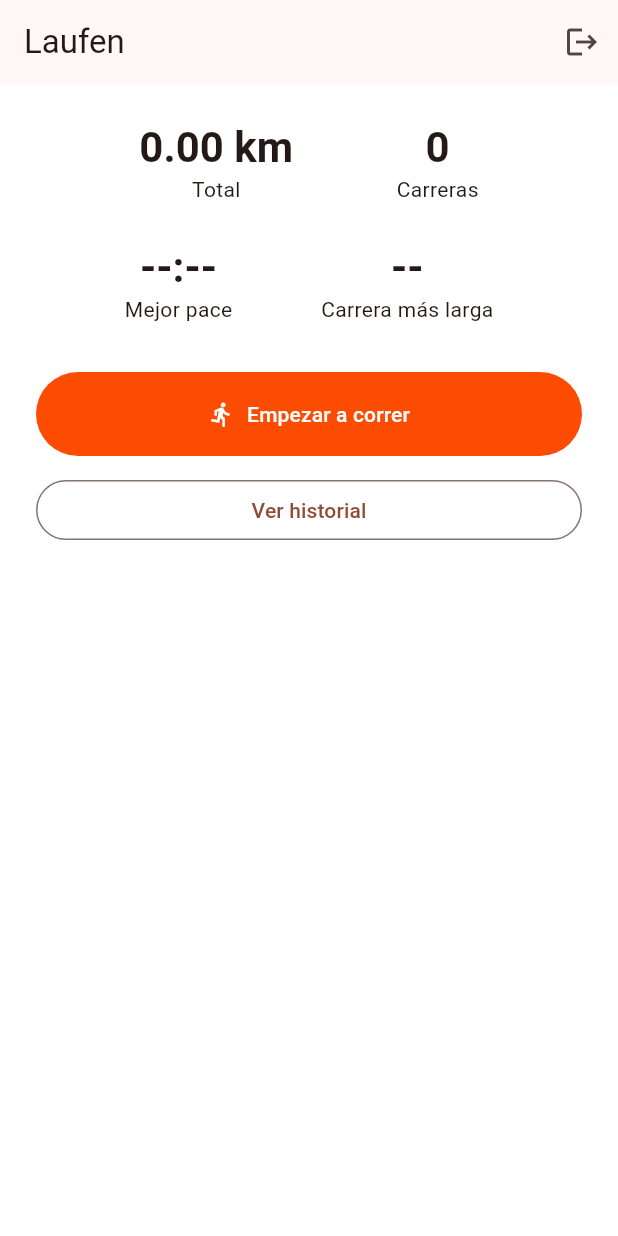
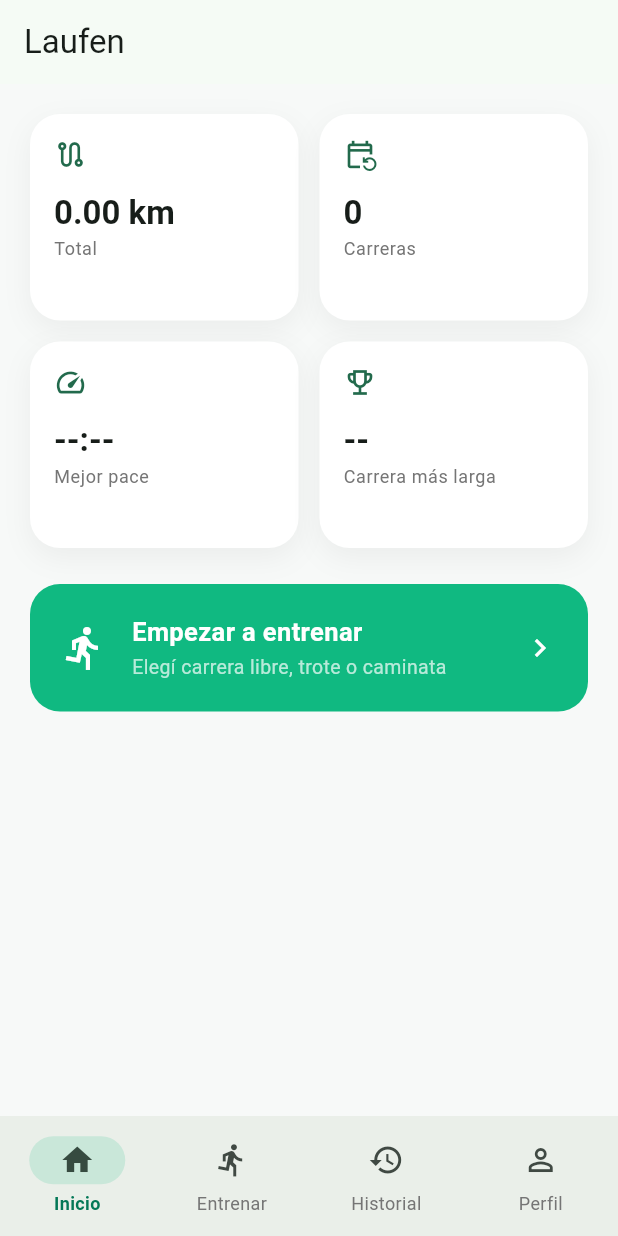
Before and after one commit to FranSpatocco/laufen, a Flutter app: the screen it shows once a user with an empty profile is signed in, on a phone screen of 412 x 824 dp. Run offline on Flutter 3.47's test engine with Material 3 defaults, Android fonts, the phone set to English and light mode, and no system bars; our stand-ins replace cloud_firestore, firebase_auth, firebase_core, flutter_map, geolocator, google_sign_in and 1 more; accounts and stored records are empty.

Commit message:
Rediseñar la interfaz principal: nav inferior, tipos de entrenamiento y paleta verde
A pedido explícito del usuario (implica revisar varias decisiones que
estaban documentadas en CLAUDE.md: paleta naranja Strava y scope
minimalista de portfolio piece).

- Navegación inferior de 4 secciones (MainShell): Inicio, Entrenar,
  Historial, Perfil, reemplazando el HomeScreen de una sola pantalla.
- Tipos de entrenamiento (TrainingType: carrera libre / trote /
  caminata) — mismo RunModel y flujo de tracking, solo cambia la
  etiqueta/ícono guardado. Compatible con carreras viejas sin el
  campo `type` (default a carrera libre).
- Paleta verde esmeralda (#10B981) en vez de naranja Strava.
- Dashboard con tarjetas de stats animadas (count-up con
  TweenAnimationBuilder, nativo de Flutter) y actividad reciente.
- Transición de página propia (fade + slide) para los flujos
  principales, en vez de la transición plana por default.
- Tab de Perfil nuevo (antes el logout vivía en el AppBar del Home).

Todo con animaciones nativas de Flutter, sin sumar paquetes nuevos.

```diff
--- a/lib/models/run_model.dart
+++ b/lib/models/run_model.dart
@@ -1,5 +1,6 @@
 import 'package:cloud_firestore/cloud_firestore.dart';
 import 'package:latlong2/latlong.dart';
+import 'training_type.dart';
 
 /// A completed run, stored under users/{uid}/runs/{runId} (see CLAUDE.md).
 class RunModel {
@@ -9,6 +10,7 @@
   final int durationSeconds;
   final double avgPaceMinPerKm;
   final List<LatLng> route;
+  final TrainingType type;
 
   const RunModel({
     this.id,
@@ -17,6 +19,7 @@
     required this.durationSeconds,
     required this.avgPaceMinPerKm,
     required this.route,
+    this.type = TrainingType.freeRun,
   });
 
   Map<String, dynamic> toMap() => {
@@ -25,6 +28,7 @@
         'duration_seconds': durationSeconds,
         'avg_pace': avgPaceMinPerKm,
         'route': route.map((p) => {'lat': p.latitude, 'lng': p.longitude}).toList(),
+        'type': type.storageKey,
       };
 
   factory RunModel.fromMap(String id, Map<String, dynamic> map) {
@@ -38,6 +42,9 @@
       route: rawRoute
           .map((p) => LatLng((p['lat'] as num).toDouble(), (p['lng'] as num).toDouble()))
           .toList(),
+      // Older runs saved before training types existed don't have this
+      // field — fromStorageKey(null) falls back to freeRun.
+      type: TrainingType.fromStorageKey(map['type'] as String?),
     );
   }
 }
--- /dev/null
+++ b/lib/models/training_type.dart
@@ -0,0 +1,22 @@
+import 'package:flutter/material.dart';
+
+/// Training variants for a run — all use the same RunModel/live-tracking
+/// flow, only the label, icon and stored `type` differ (see CLAUDE.md).
+enum TrainingType {
+  freeRun('carrera_libre', 'Carrera libre', Icons.directions_run),
+  jog('trote', 'Trote', Icons.directions_walk),
+  walk('caminata', 'Caminata', Icons.hiking);
+
+  const TrainingType(this.storageKey, this.label, this.icon);
+
+  final String storageKey;
+  final String label;
+  final IconData icon;
+
+  static TrainingType fromStorageKey(String? key) {
+    return TrainingType.values.firstWhere(
+      (t) => t.storageKey == key,
+      orElse: () => TrainingType.freeRun,
+    );
+  }
+}
--- a/lib/screens/auth_gate.dart
+++ b/lib/screens/auth_gate.dart
@@ -1,10 +1,10 @@
 import 'package:firebase_auth/firebase_auth.dart';
 import 'package:flutter/material.dart';
 import '../services/auth_service.dart';
-import 'home_screen.dart';
 import 'landing_screen.dart';
+import 'main_shell.dart';
 
-/// Routes between the public landing page and the logged-in home screen
+/// Routes between the public landing page and the logged-in app shell
 /// based on FirebaseAuth's auth state stream (see CLAUDE.md > Auth).
 class AuthGate extends StatelessWidget {
   const AuthGate({super.key});
@@ -17,7 +17,7 @@
         if (snapshot.connectionState == ConnectionState.waiting) {
           return const Scaffold(body: Center(child: CircularProgressIndicator()));
         }
-        return snapshot.hasData ? const HomeScreen() : LandingScreen();
+        return snapshot.hasData ? const MainShell() : LandingScreen();
       },
     );
   }
--- /dev/null
+++ b/lib/screens/dashboard_tab.dart
@@ -0,0 +1,170 @@
+import 'package:flutter/material.dart';
+import '../models/run_model.dart';
+import '../services/auth_service.dart';
+import '../services/firestore_service.dart';
+import '../utils/formatters.dart';
+import '../utils/page_transitions.dart';
+import '../utils/theme.dart';
+import '../widgets/animated_stat_tile.dart';
+import 'run_detail_screen.dart';
+
+/// "Inicio" tab: dashboard stats (client-side aggregation over
+/// users/{uid}/runs, see CLAUDE.md > Funcionalidad core) plus a shortcut
+/// into training and a peek at recent activity.
+class DashboardTab extends StatelessWidget {
+  final VoidCallback onStartTraining;
+  final VoidCallback onViewHistory;
+
+  const DashboardTab({super.key, required this.onStartTraining, required this.onViewHistory});
+
+  @override
+  Widget build(BuildContext context) {
+    final uid = AuthService().currentUser!.uid;
+
+    return StreamBuilder<List<RunModel>>(
+      stream: FirestoreService().watchRuns(uid),
+      builder: (context, snapshot) {
+        final runs = snapshot.data ?? const <RunModel>[];
+        final totalKm = runs.fold<double>(0, (sum, r) => sum + r.distanceKm);
+        final bestPace = runs.isEmpty
+            ? 0.0
+            : runs.map((r) => r.avgPaceMinPerKm).reduce((a, b) => a < b ? a : b);
+        final longestKm =
+            runs.isEmpty ? 0.0 : runs.map((r) => r.distanceKm).reduce((a, b) => a > b ? a : b);
+        final recentRuns = runs.take(3).toList();
+
+        return SingleChildScrollView(
+          padding: const EdgeInsets.fromLTRB(20, 20, 20, 32),
+          child: Column(
+            crossAxisAlignment: CrossAxisAlignment.stretch,
+            children: [
+              GridView.count(
+                crossAxisCount: 2,
+                shrinkWrap: true,
+                physics: const NeverScrollableScrollPhysics(),
+                mainAxisSpacing: 14,
+                crossAxisSpacing: 14,
+                childAspectRatio: 1.3,
+                children: [
+                  AnimatedStatTile(
+                    value: totalKm,
+                    formatter: RunFormatters.distanceKm,
+                    label: 'Total',
+                    icon: Icons.route_outlined,
+                  ),
+                  AnimatedStatTile(
+                    value: runs.length.toDouble(),
+                    formatter: (v) => v.round().toString(),
+                    label: 'Carreras',
+                    icon: Icons.event_repeat_outlined,
+                  ),
+                  AnimatedStatTile(
+                    value: bestPace,
+                    formatter: (v) => runs.isEmpty ? '--:--' : RunFormatters.pace(v),
+                    label: 'Mejor pace',
+                    icon: Icons.speed_outlined,
+                  ),
+                  AnimatedStatTile(
+                    value: longestKm,
+                    formatter: (v) => runs.isEmpty ? '--' : RunFormatters.distanceKm(v),
+                    label: 'Carrera más larga',
+                    icon: Icons.emoji_events_outlined,
+                  ),
+                ],
+              ),
+              const SizedBox(height: 24),
+              _StartTrainingCard(onTap: onStartTraining),
+              if (recentRuns.isNotEmpty) ...[
+                const SizedBox(height: 28),
+                Row(
+                  children: [
+                    Text('Actividad reciente', style: Theme.of(context).textTheme.titleMedium),
+                    const Spacer(),
+                    TextButton(onPressed: onViewHistory, child: const Text('Ver todo')),
+                  ],
+                ),
+                const SizedBox(height: 4),
+                for (final run in recentRuns) _RecentRunTile(run: run),
+              ],
+            ],
+          ),
+        );
+      },
+    );
+  }
+}
+
+class _StartTrainingCard extends StatelessWidget {
+  final VoidCallback onTap;
+
+  const _StartTrainingCard({required this.onTap});
+
+  @override
+  Widget build(BuildContext context) {
+    return Material(
+      color: AppTheme.accent,
+      borderRadius: BorderRadius.circular(20),
+      child: InkWell(
+        borderRadius: BorderRadius.circular(20),
+        onTap: onTap,
+        child: const Padding(
+          padding: EdgeInsets.all(20),
+          child: Row(
+            children: [
+              Icon(Icons.directions_run, color: Colors.white, size: 32),
+              SizedBox(width: 16),
+              Expanded(
+                child: Column(
+                  crossAxisAlignment: CrossAxisAlignment.start,
+                  children: [
+                    Text(
+                      'Empezar a entrenar',
+                      style: TextStyle(color: Colors.white, fontWeight: FontWeight.bold, fontSize: 17),
+                    ),
+                    SizedBox(height: 2),
+                    Text(
+                      'Elegí carrera libre, trote o caminata',
+                      style: TextStyle(color: Colors.white70, fontSize: 13),
+                    ),
+                  ],
+                ),
+              ),
+              Icon(Icons.chevron_right, color: Colors.white),
+            ],
+          ),
+        ),
+      ),
+    );
+  }
+}
+
+class _RecentRunTile extends StatelessWidget {
+  final RunModel run;
+
+  const _RecentRunTile({required this.run});
+
+  @override
+  Widget build(BuildContext context) {
+    return Card(
+      margin: const EdgeInsets.only(top: 10),
+      elevation: 0,
+      color: Colors.white,
+      shape: RoundedRectangleBorder(borderRadius: BorderRadius.circular(16)),
+      child: ListTile(
+        shape: RoundedRectangleBorder(borderRadius: BorderRadius.circular(16)),
+        leading: CircleAvatar(
+          backgroundColor: AppTheme.accent.withValues(alpha: 0.12),
+          child: Icon(run.type.icon, color: AppTheme.accentDark),
+        ),
+        title: Text(RunFormatters.distanceKm(run.distanceKm)),
+        subtitle: Text(
+          '${run.type.label} · ${RunFormatters.duration(run.durationSeconds)} · ${RunFormatters.pace(run.avgPaceMinPerKm)}',
+        ),
+        trailing: const Icon(Icons.chevron_right),
+        onTap: () => Navigator.of(context).push(
+          FadeSlideRoute(builder: (_) => RunDetailScreen(run: run)),
+        ),
+      ),
+    );
+  }
+}
--- a/lib/screens/home_screen.dart
+++ /dev/null
@@ -1,99 +0,0 @@
-import 'package:flutter/material.dart';
-import '../models/run_model.dart';
-import '../services/auth_service.dart';
-import '../services/firestore_service.dart';
-import '../utils/formatters.dart';
-import '../utils/theme.dart';
-import '../widgets/stat_display.dart';
-import 'history_screen.dart';
-import 'live_run_screen.dart';
-
-/// Logged-in home: dashboard stats (client-side aggregation over
-/// users/{uid}/runs, see CLAUDE.md > Funcionalidad core) plus the entry
-/// point to start a new run and to the full history.
-class HomeScreen extends StatelessWidget {
-  const HomeScreen({super.key});
-
-  @override
-  Widget build(BuildContext context) {
-    final authService = AuthService();
-    final uid = authService.currentUser!.uid;
-
-    return Scaffold(
-      appBar: AppBar(
-        title: const Text('Laufen'),
-        actions: [
-          IconButton(
-            icon: const Icon(Icons.logout),
-            tooltip: 'Cerrar sesión',
-            onPressed: authService.signOut,
-          ),
-        ],
-      ),
-      body: SafeArea(
-        child: StreamBuilder<List<RunModel>>(
-          stream: FirestoreService().watchRuns(uid),
-          builder: (context, snapshot) {
-            final runs = snapshot.data ?? const <RunModel>[];
-            final totalKm = runs.fold<double>(0, (sum, r) => sum + r.distanceKm);
-            final bestPace = runs.isEmpty
-                ? 0.0
-                : runs.map((r) => r.avgPaceMinPerKm).reduce((a, b) => a < b ? a : b);
-            final longestKm = runs.isEmpty
-                ? 0.0
-                : runs.map((r) => r.distanceKm).reduce((a, b) => a > b ? a : b);
-
-            return SingleChildScrollView(
-              padding: const EdgeInsets.all(24),
-              child: Column(
-                crossAxisAlignment: CrossAxisAlignment.stretch,
-                children: [
-                  Row(
-                    mainAxisAlignment: MainAxisAlignment.spaceEvenly,
-                    children: [
-                      StatDisplay(value: RunFormatters.distanceKm(totalKm), label: 'Total'),
-                      StatDisplay(value: '${runs.length}', label: 'Carreras'),
-                    ],
-                  ),
-                  const SizedBox(height: 24),
-                  Row(
-                    mainAxisAlignment: MainAxisAlignment.spaceEvenly,
-                    children: [
-                      StatDisplay(
-                        value: runs.isEmpty ? '--:--' : RunFormatters.pace(bestPace),
-                        label: 'Mejor pace',
-                      ),
-                      StatDisplay(
-                        value: runs.isEmpty ? '--' : RunFormatters.distanceKm(longestKm),
-                        label: 'Carrera más larga',
-                      ),
-                    ],
-                  ),
-                  const SizedBox(height: 32),
-                  FilledButton.icon(
-                    style: FilledButton.styleFrom(
-                      backgroundColor: AppTheme.accentOrange,
-                      padding: const EdgeInsets.symmetric(vertical: 18),
-                    ),
-                    icon: const Icon(Icons.directions_run),
-                    label: const Text('Empezar a correr'),
-                    onPressed: () => Navigator.of(context).push(
-                      MaterialPageRoute(builder: (_) => const LiveRunScreen()),
-                    ),
-                  ),
-                  const SizedBox(height: 12),
-                  OutlinedButton(
-                    onPressed: () => Navigator.of(context).push(
-                      MaterialPageRoute(builder: (_) => const HistoryScreen()),
-                    ),
-                    child: const Text('Ver historial'),
-                  ),
-                ],
-              ),
-            );
-          },
-        ),
-      ),
-    );
-  }
-}
--- /dev/null
+++ b/lib/screens/main_shell.dart
@@ -0,0 +1,71 @@
+import 'package:flutter/material.dart';
+import 'dashboard_tab.dart';
+import 'history_screen.dart';
+import 'profile_screen.dart';
+import 'train_screen.dart';
+
+/// Logged-in app shell: bottom navigation across the 4 main sections
+/// (see CLAUDE.md > Diseño). Each tab is a plain content widget — this is
+/// the only Scaffold/AppBar for the whole logged-in area.
+class MainShell extends StatefulWidget {
+  const MainShell({super.key});
+
+  @override
+  State<MainShell> createState() => _MainShellState();
+}
+
+class _MainShellState extends State<MainShell> {
+  int _index = 0;
+
+  static const _titles = ['Laufen', 'Entrenar', 'Historial', 'Perfil'];
+
+  void _goToTab(int index) => setState(() => _index = index);
+
+  @override
+  Widget build(BuildContext context) {
+    final tabs = [
+      DashboardTab(onStartTraining: () => _goToTab(1), onViewHistory: () => _goToTab(2)),
+      const TrainScreen(),
+      const HistoryScreen(),
+      const ProfileScreen(),
+    ];
+
+    return Scaffold(
+      appBar: AppBar(title: Text(_titles[_index])),
+      body: SafeArea(
+        child: AnimatedSwitcher(
+          duration: const Duration(milliseconds: 220),
+          switchInCurve: Curves.easeOut,
+          switchOutCurve: Curves.easeIn,
+          child: KeyedSubtree(key: ValueKey(_index), child: tabs[_index]),
+        ),
+      ),
+      bottomNavigationBar: NavigationBar(
+        selectedIndex: _index,
+        onDestinationSelected: _goToTab,
+        destinations: const [
+          NavigationDestination(
+            icon: Icon(Icons.home_outlined),
+            selectedIcon: Icon(Icons.home),
+            label: 'Inicio',
+          ),
+          NavigationDestination(
+            icon: Icon(Icons.directions_run_outlined),
+            selectedIcon: Icon(Icons.directions_run),
+            label: 'Entrenar',
+          ),
+          NavigationDestination(
+            icon: Icon(Icons.history_outlined),
+            selectedIcon: Icon(Icons.history),
+            label: 'Historial',
+          ),
+          NavigationDestination(
+            icon: Icon(Icons.person_outline),
+            selectedIcon: Icon(Icons.person),
+            label: 'Perfil',
+          ),
+        ],
+      ),
+    );
+  }
+}
--- a/lib/utils/theme.dart
+++ b/lib/utils/theme.dart
@@ -1,16 +1,28 @@
 import 'package:flutter/material.dart';
 
-/// Strava-style orange accent as the Material 3 seed color.
-/// Light theme only for now — dark mode is not part of the v1 scope (see CLAUDE.md).
+/// Emerald-green accent as the Material 3 seed color (moved away from the
+/// original Strava-orange per product direction — see CLAUDE.md > Diseño).
+/// Light theme only for now — dark mode is not part of the v1 scope.
 class AppTheme {
-  static const Color accentOrange = Color(0xFFFC4C02);
+  static const Color accent = Color(0xFF10B981);
+  static const Color accentDark = Color(0xFF047857);
 
   static ThemeData light = ThemeData(
     useMaterial3: true,
     colorScheme: ColorScheme.fromSeed(
-      seedColor: accentOrange,
+      seedColor: accent,
       brightness: Brightness.light,
     ),
-    scaffoldBackgroundColor: Colors.white,
+    scaffoldBackgroundColor: const Color(0xFFF7F9F8),
+    navigationBarTheme: NavigationBarThemeData(
+      indicatorColor: accent.withValues(alpha: 0.15),
+      labelTextStyle: WidgetStateProperty.resolveWith(
+        (states) => TextStyle(
+          fontSize: 12,
+          fontWeight: states.contains(WidgetState.selected) ? FontWeight.bold : FontWeight.normal,
+          color: states.contains(WidgetState.selected) ? accentDark : Colors.grey.shade600,
+        ),
+      ),
+    ),
   );
 }
--- /dev/null
+++ b/lib/widgets/animated_stat_tile.dart
@@ -0,0 +1,60 @@
+import 'package:flutter/material.dart';
+
+/// A dashboard stat card whose number counts up from 0 on first build,
+/// using Flutter's built-in TweenAnimationBuilder — no animation package
+/// needed (see CLAUDE.md > dependencias).
+class AnimatedStatTile extends StatelessWidget {
+  final double value;
+  final String Function(double value) formatter;
+  final String label;
+  final IconData icon;
+
+  const AnimatedStatTile({
+    super.key,
+    required this.value,
+    required this.formatter,
+    required this.label,
+    required this.icon,
+  });
+
+  @override
+  Widget build(BuildContext context) {
+    final accent = Theme.of(context).colorScheme.primary;
+
+    return Container(
+      padding: const EdgeInsets.all(16),
+      decoration: BoxDecoration(
+        color: Colors.white,
+        borderRadius: BorderRadius.circular(20),
+        boxShadow: [
+          BoxShadow(
+            color: Colors.black.withValues(alpha: 0.05),
+            blurRadius: 16,
+            offset: const Offset(0, 6),
+          ),
+        ],
+      ),
+      child: Column(
+        crossAxisAlignment: CrossAxisAlignment.start,
+        children: [
+          Icon(icon, color: accent, size: 22),
+          const SizedBox(height: 14),
+          TweenAnimationBuilder<double>(
+            tween: Tween(begin: 0, end: value),
+            duration: const Duration(milliseconds: 900),
+            curve: Curves.easeOutCubic,
+            builder: (context, animatedValue, child) => Text(
+              formatter(animatedValue),
+              style: Theme.of(context).textTheme.titleLarge?.copyWith(fontWeight: FontWeight.bold),
+            ),
+          ),
+          const SizedBox(height: 2),
+          Text(
+            label,
+            style: Theme.of(context).textTheme.bodySmall?.copyWith(color: Colors.grey.shade600),
+          ),
+        ],
+      ),
+    );
+  }
+}
```
Also changed, not shown: lib/screens/history_screen.dart (+17 -8 lines), lib/screens/landing_screen.dart (+4 -3 lines), lib/screens/live_run_screen.dart (+11 -6 lines), lib/screens/login_screen.dart (+4 -4 lines), lib/screens/profile_screen.dart (added, +41 -0 lines), lib/screens/run_detail_screen.dart (+15 -2 lines), lib/screens/train_screen.dart (added, +73 -0 lines), lib/utils/page_transitions.dart (added, +24 -0 lines), lib/widgets/stat_display.dart (+4 -3 lines).
